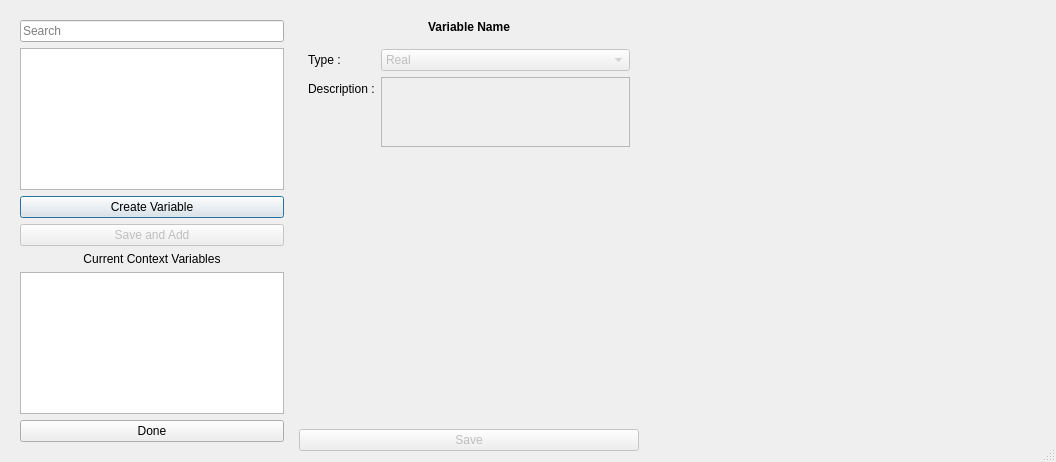
diego0020/braviz-app, file braviz/interaction/qt_guis/context_variables_select.ui: the form before one commit.
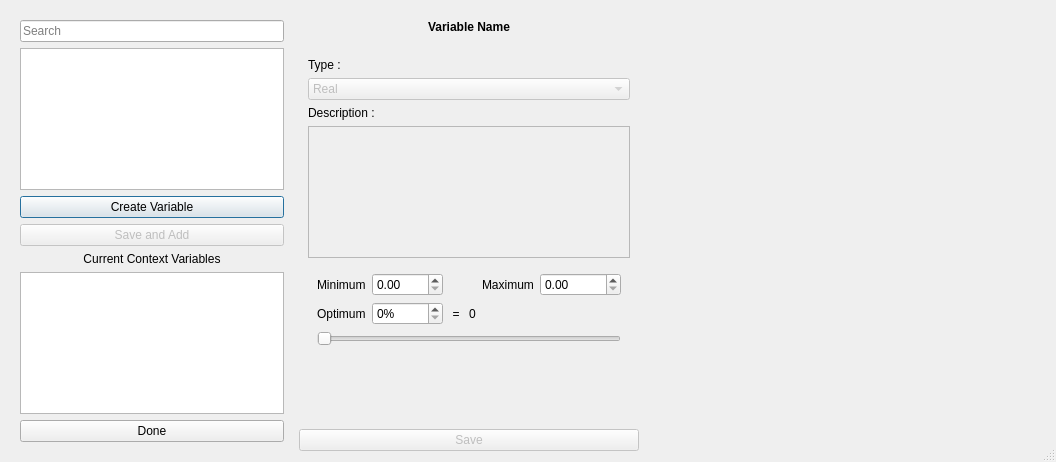
The form after the commit. The open tabs and pages were chosen to show the change.

Commit message:
big refactor of variable select dialogs. Stop recreating layouts and widgets, insetead use a stack widget with one page for rational details and one page for nominal details.
fixes #76

Diff of the .ui file:
```diff
--- a/braviz/interaction/qt_guis/context_variables_select.ui
+++ b/braviz/interaction/qt_guis/context_variables_select.ui
@@ -177,7 +177,7 @@
      <property name="frameShadow">
       <enum>QFrame::Raised</enum>
      </property>
-     <layout class="QVBoxLayout" name="verticalLayout" stretch="0,1,3,0">
+     <layout class="QVBoxLayout" name="verticalLayout" stretch="1,1,0">
       <property name="leftMargin">
        <number>0</number>
       </property>
@@ -220,8 +220,8 @@
         <property name="frameShadow">
          <enum>QFrame::Raised</enum>
         </property>
-        <layout class="QFormLayout" name="formLayout">
-         <item row="0" column="0">
+        <layout class="QVBoxLayout" name="verticalLayout_3">
+         <item>
           <widget class="QLabel" name="label_2">
            <property name="text">
             <string>Type :</string>
@@ -231,7 +231,7 @@
            </property>
           </widget>
          </item>
-         <item row="0" column="1">
+         <item>
           <widget class="QComboBox" name="var_type_combo">
            <property name="enabled">
             <bool>false</bool>
@@ -248,50 +248,170 @@
            </item>
           </widget>
          </item>
-         <item row="1" column="0">
+         <item>
           <widget class="QLabel" name="label_3">
            <property name="text">
             <string>Description :</string>
            </property>
           </widget>
          </item>
-         <item row="1" column="1">
+         <item>
           <widget class="QPlainTextEdit" name="var_description">
            <property name="enabled">
             <bool>false</bool>
            </property>
           </widget>
          </item>
+         <item>
+          <widget class="QStackedWidget" name="details_frame">
+           <property name="currentIndex">
+            <number>0</number>
+           </property>
+           <widget class="QWidget" name="nominal_page">
+            <layout class="QHBoxLayout" name="horizontalLayout_3">
+             <item>
+              <widget class="QTableView" name="labels_names_table">
+               <attribute name="horizontalHeaderStretchLastSection">
+                <bool>true</bool>
+               </attribute>
+               <attribute name="verticalHeaderStretchLastSection">
+                <bool>false</bool>
+               </attribute>
+              </widget>
+             </item>
+            </layout>
+           </widget>
+           <widget class="QWidget" name="real_page">
+            <layout class="QGridLayout" name="gridLayout_3">
+             <item row="0" column="0">
+              <widget class="QLabel" name="label_4">
+               <property name="toolTip">
+                <string>Select the expected minimum value for this variable</string>
+               </property>
+               <property name="text">
+                <string>Minimum</string>
+               </property>
+               <property name="buddy">
+                <cstring>minimum_val</cstring>
+               </property>
+              </widget>
+             </item>
+             <item row="0" column="1">
+              <widget class="QDoubleSpinBox" name="minimum_val">
+               <property name="maximum">
+                <double>9999.000000000000000</double>
+               </property>
+              </widget>
+             </item>
+             <item row="0" column="3">
+              <spacer name="horizontalSpacer">
+               <property name="orientation">
+                <enum>Qt::Horizontal</enum>
+               </property>
+               <property name="sizeHint" stdset="0">
+                <size>
+                 <width>40</width>
+                 <height>20</height>
+                </size>
+               </property>
+              </spacer>
+             </item>
+             <item row="0" column="4">
+              <widget class="QLabel" name="label_5">
+               <property name="toolTip">
+                <string>Select the expected maximum value for this variable</string>
+               </property>
+               <property name="text">
+                <string>Maximum</string>
+               </property>
+               <property name="buddy">
+                <cstring>maximum_val</cstring>
+               </property>
+              </widget>
+             </item>
+             <item row="0" column="5">
+              <widget class="QDoubleSpinBox" name="maximum_val">
+               <property name="maximum">
+                <double>9999999.000000000000000</double>
+               </property>
+              </widget>
+             </item>
+             <item row="1" column="0">
+              <widget class="QLabel" name="label_6">
+               <property name="toolTip">
+                <string>Select the optimal value for this value, the value that would be considered &quot;good&quot;</string>
+               </property>
+               <property name="text">
+                <string>Optimum</string>
+               </property>
+              </widget>
+             </item>
+             <item row="1" column="1">
+              <widget class="QSpinBox" name="optimum_val">
+               <property name="suffix">
+                <string>%</string>
+               </property>
+               <property name="maximum">
+                <number>100</number>
+               </property>
+              </widget>
+             </item>
+             <item row="1" column="2">
+              <widget class="QLabel" name="label_7">
+               <property name="text">
+                <string> = </string>
+               </property>
+               <property name="alignment">
+                <set>Qt::AlignRight|Qt::AlignTrailing|Qt::AlignVCenter</set>
+               </property>
+              </widget>
+             </item>
+             <item row="1" column="3">
+              <widget class="QLabel" name="optimum_real_value">
+               <property name="text">
+                <string>0</string>
+               </property>
+              </widget>
+             </item>
+             <item row="2" column="0" colspan="6">
+              <widget class="QSlider" name="horizontalSlider">
+               <property name="locale">
+                <locale language="English" country="UnitedStates"/>
+               </property>
+               <property name="maximum">
+                <number>100</number>
+               </property>
+               <property name="pageStep">
+                <number>10</number>
+               </property>
+               <property name="orientation">
+                <enum>Qt::Horizontal</enum>
+               </property>
+               <property name="tickPosition">
+                <enum>QSlider::NoTicks</enum>
+               </property>
+              </widget>
+             </item>
+             <item row="3" column="0">
+              <spacer name="verticalSpacer_2">
+               <property name="orientation">
+                <enum>Qt::Vertical</enum>
+               </property>
+               <property name="sizeHint" stdset="0">
+                <size>
+                 <width>20</width>
+                 <height>91</height>
+                </size>
+               </property>
+              </spacer>
+             </item>
+            </layout>
+           </widget>
+          </widget>
+         </item>
         </layout>
        </widget>
       </item>
-      <item>
-       <widget class="QFrame" name="details_frame">
-        <property name="minimumSize">
-         <size>
-          <width>0</width>
-          <height>125</height>
-         </size>
-        </property>
-        <property name="frameShape">
-         <enum>QFrame::NoFrame</enum>
-        </property>
-        <property name="frameShadow">
-         <enum>QFrame::Raised</enum>
-        </property>
-        <widget class="QWidget" name="verticalLayoutWidget">
-         <property name="geometry">
-          <rect>
-           <x>30</x>
-           <y>40</y>
-           <width>160</width>
-           <height>80</height>
-          </rect>
-         </property>
-         <layout class="QVBoxLayout" name="details_layout"/>
-        </widget>
-       </widget>
-      </item>
       <item>
        <widget class="QFrame" name="frame_4">
         <property name="frameShape">
```
Left out of the diff: 2 changed lines with no effect on the pictures. The commit also changes 10 other files.
